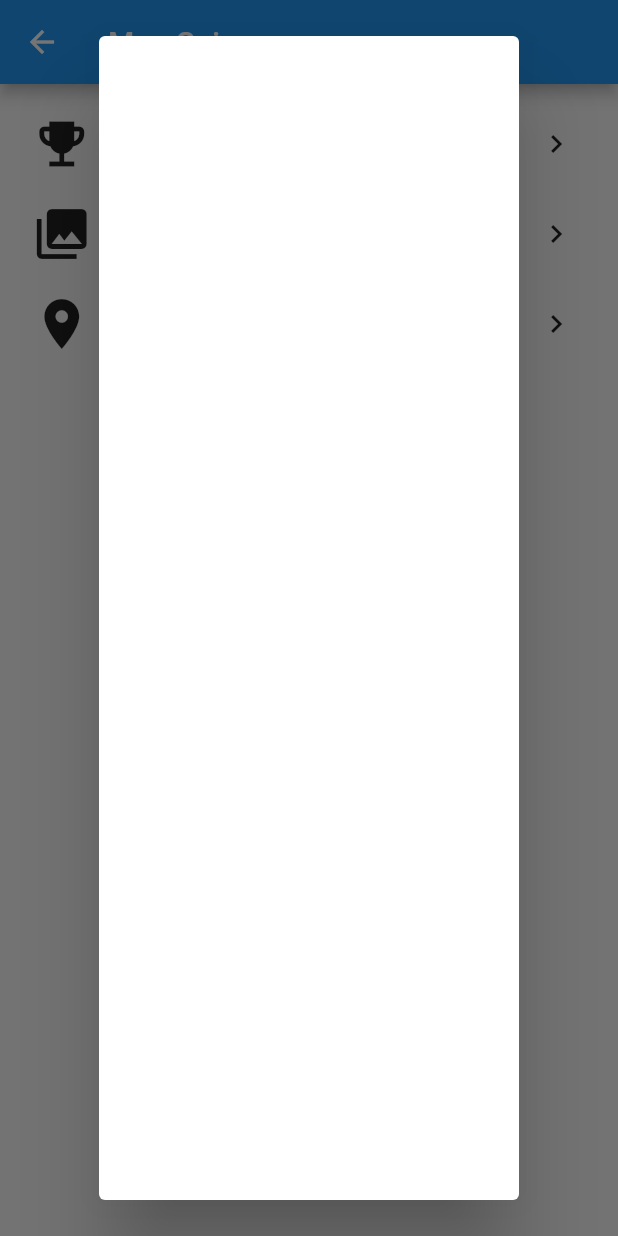
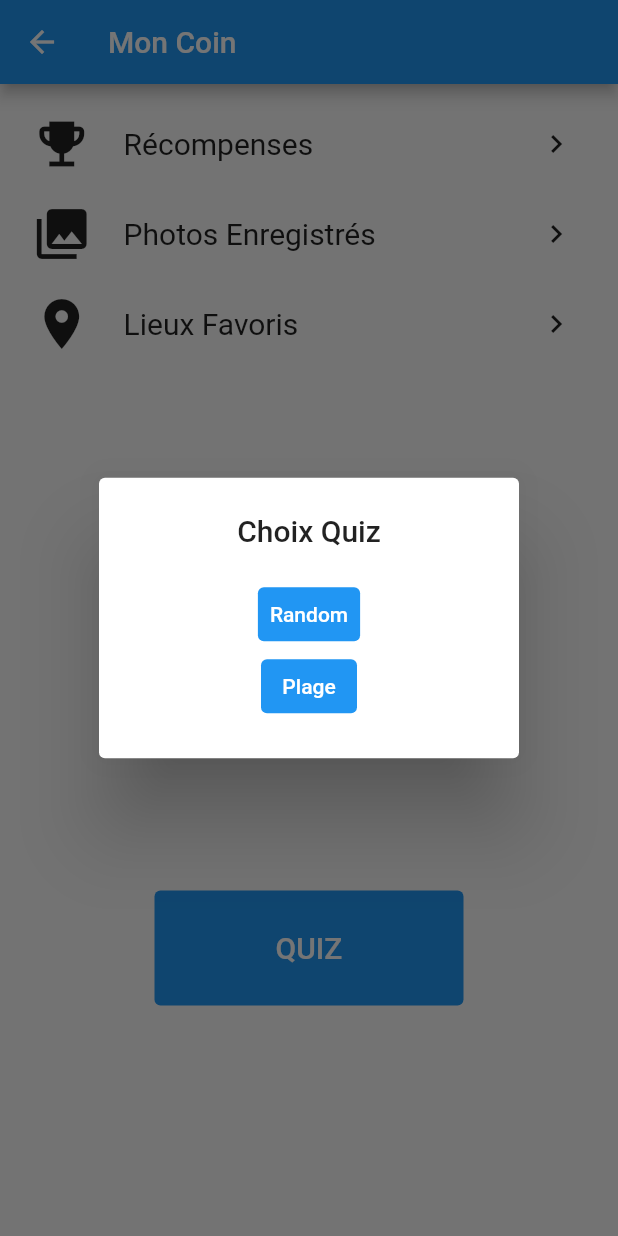
Before and after one commit to LordRayd/montees_des_eaux_application, a Flutter app: the MiscellaneousWidget screen opened directly, after a tap on "QUIZ", on a phone screen of 412 x 824 dp. Run offline on Flutter 3.47's test engine with Material 2 defaults, Android fonts, the phone set to English and light mode, and no system bars; our stand-ins replace flutter_speed_dial, flutter_swiper, google_maps_flutter, hive, hive_flutter, photo_view and 1 more; missing offline and left inert: webfeed; accounts and stored records are empty; network calls fail.

Commit message:
quizSelection fait

```diff
--- a/montees_des_eaux/lib/miscellaneouswidget.dart
+++ b/montees_des_eaux/lib/miscellaneouswidget.dart
@@ -48,6 +48,7 @@ class _MiscellaneousWidgetState extends State<MiscellaneousWidget> {
       context: context,
       builder: (BuildContext context) {
         return AlertDialog(
+          title: Center(child: Text('Choix Quiz'),),
           content: QuizSelection(),
         );
       },
--- a/montees_des_eaux/lib/quiz/quiz.dart
+++ b/montees_des_eaux/lib/quiz/quiz.dart
@@ -1,11 +1,13 @@
 import 'package:flutter/material.dart';
 
-class Quiz extends StatefulWidget {
+class QuizWidget extends StatefulWidget {
+  String name;
+  QuizWidget({Key key, @required this.name}): super(key: key);
   @override
-  _QuizState createState() => _QuizState();
+  _QuizWidgetState createState() => _QuizWidgetState();
 }
 
-class _QuizState extends State<Quiz> {
+class _QuizWidgetState extends State<QuizWidget> {
   @override
   Widget build(BuildContext context) {
     return Container(
--- a/montees_des_eaux/lib/quiz/quizselection.dart
+++ b/montees_des_eaux/lib/quiz/quizselection.dart
@@ -1,4 +1,10 @@
+import 'dart:developer';
+
 import 'package:flutter/material.dart';
+import 'package:http/http.dart' as http;
+import 'dart:convert';
+
+import 'package:montees_des_eaux/quiz/quiz.dart';
 
 class QuizSelection extends StatefulWidget {
   @override
@@ -6,10 +12,93 @@ class QuizSelection extends StatefulWidget {
 }
 
 class _QuizSelectionState extends State<QuizSelection> {
+
+  /// Adresse url du serveur distant
+  String server_URL = 'https://localhost/';
+  /// Route sur le serveur menant aux rewards
+  String route_URL = 'quizz/names';
+
+  List quiz = new List();
+
+  _loadQuizzes() async{
+    _getQuizzes().then((result){
+      for(var val in result){
+        quiz.add(val);
+      }
+    });
+  }
+  _getQuizzes() async{
+    try {
+      /*
+      final client = http.Client();
+      final response = await client.get(server_URL + route_URL);
+      // Important d'utilisé les bytes pour ne pas avoir de problème avec utf8
+      final decodeData = utf8.decode(response.bodyBytes);
+      return decodeData;
+      */
+      return [{
+        'name' : 'Random',
+        'id' : 1
+      },{
+        'name' : 'Plage',
+        'id' : 2
+      }];
+    } catch (e) {
+      // handle any exceptions here
+    }
+    return null;
+  }
+
+  _listQuiz(){
+    return SingleChildScrollView( //MUST TO ADDED
+      child: Column(
+        mainAxisSize: MainAxisSize.min,
+        children: [//any widgets,
+          ListView.builder(
+              shrinkWrap: true, //MUST TO ADDED
+              physics: NeverScrollableScrollPhysics(), //MUST TO ADDED
+              itemCount: quiz.length,
+              itemBuilder: (BuildContext c, int index) {
+                return Center(
+                  child: TextButton(
+                    onPressed: (){
+                      Navigator.push(
+                        context,
+                        MaterialPageRoute(builder: (context) => QuizWidget(name: quiz[index]['name'],)),
+                      );
+                    },
+                    child: Text(quiz[index]['name']),
+                    style: TextButton.styleFrom(
+                      primary: Colors.white,
+                      backgroundColor: Colors.blue,
+                    ),
+                  )
+                );
+              })
+        ],
+      ),
+    );
+  }
+
+  _body(){
+    return FutureBuilder<dynamic>(
+      future: _loadQuizzes(), // function where you call your api
+      builder: (BuildContext context, AsyncSnapshot<dynamic> snapshot) {  // AsyncSnapshot<Your object type>
+        if( snapshot.connectionState == ConnectionState.waiting){
+            return Center(child: CircularProgressIndicator());
+        } else {
+          if (snapshot.hasError)
+            return Center(child: Text('Error: ${snapshot.error}'));
+          else {
+            return _listQuiz();
+          }
+        }
+      },
+    );
+  }
+
   @override
   Widget build(BuildContext context) {
-    return Container(
-
-    );
+    return _body();
   }
 }
```
